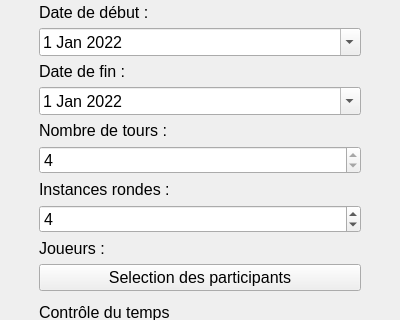
Above: views/qt_ux/new_tournament.ui from Gremy44/P4_repository before the change; both pictures show x 0 to 400 and y 278 to 598 of the 400 by 930 pixel window. Below: the same form after it.
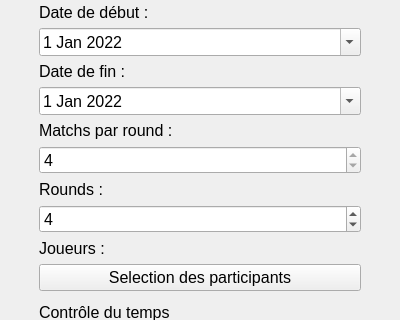
That is the form after the change.

Diff of the .ui file:
```diff
--- a/views/qt_ux/new_tournament.ui
+++ b/views/qt_ux/new_tournament.ui
@@ -203,7 +203,7 @@
            </font>
           </property>
           <property name="text">
-           <string>Nombre de tours :</string>
+           <string>Matchs par round :</string>
           </property>
          </widget>
         </item>
@@ -242,7 +242,7 @@
            </font>
           </property>
           <property name="text">
-           <string>Instances rondes :</string>
+           <string>Rounds :</string>
           </property>
          </widget>
         </item>
```
